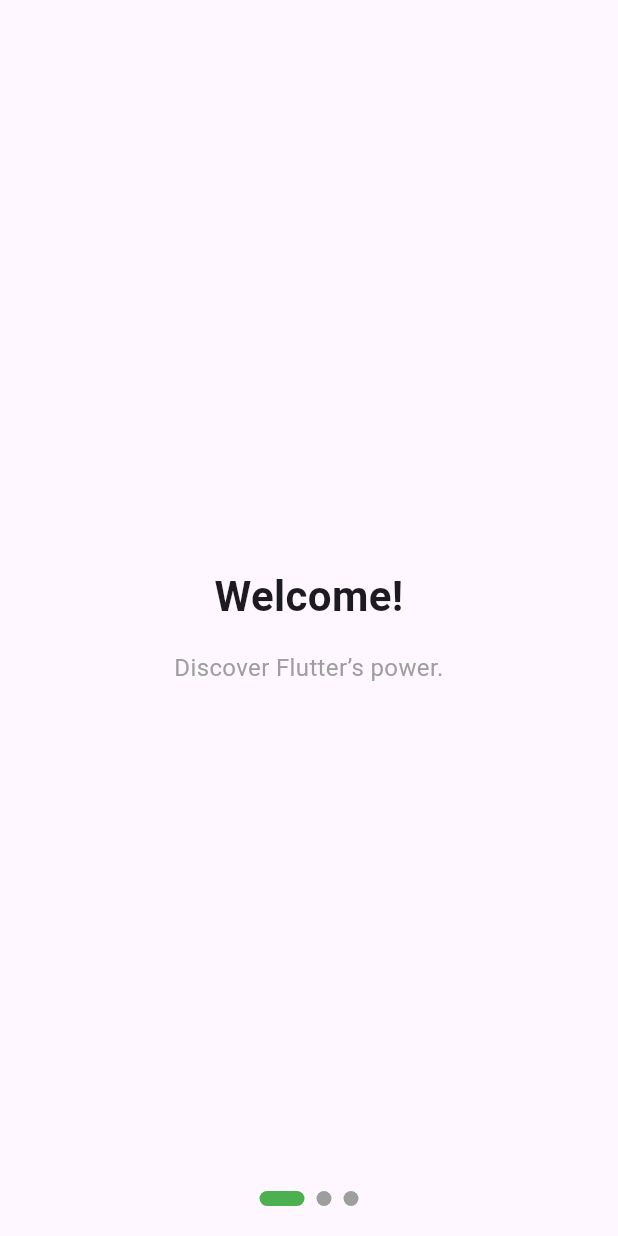
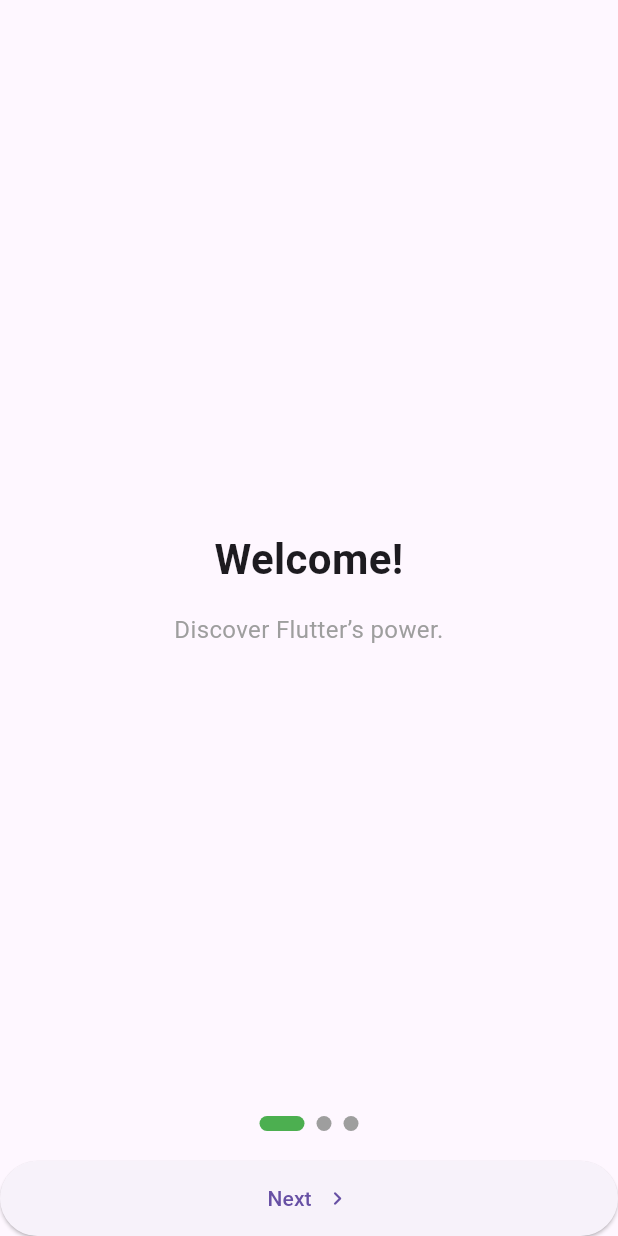
Before and after one commit to XyrelTenz/Library-Management-System, a Flutter app: the screen it shows after launch, on a phone screen of 412 x 824 dp. Run offline on Flutter 3.47's test engine with Material 3 defaults, Android fonts, the phone set to English and light mode, and no system bars; drawn by our look-alikes of smooth_page_indicator.

Commit message:
Implementing BoardingPage

```diff
--- a/lib/screens/onboarding/onboarding_screen.dart
+++ b/lib/screens/onboarding/onboarding_screen.dart
@@ -47,6 +47,38 @@ class _OnboardingScreenState extends State<OnboardingScreen> {
           OnboardingIndicator(controller: _controller, count: 3),
 
           const SizedBox(height: 20),
+          ElevatedButton(
+            onPressed: () {
+              if (isLastPage) {
+                // navigate to home, login, etc.
+                Navigator.pushReplacement(
+                  context,
+                  MaterialPageRoute(builder: (_) => const Placeholder()),
+                );
+              } else {
+                _controller.nextPage(
+                  duration: const Duration(milliseconds: 400),
+                  curve: Curves.easeInOut,
+                );
+              }
+            },
+            style: ElevatedButton.styleFrom(
+              minimumSize: const Size(double.infinity, 50),
+            ),
+            child: Row(
+              mainAxisAlignment: MainAxisAlignment.center,
+              children: [
+                Text(isLastPage ? "Get Started" : "Next"),
+                const SizedBox(width: 8),
+                // 👇 Show different icons based on isLastPage
+                Icon(
+                  isLastPage
+                      ? Icons.arrow_forward_ios_rounded
+                      : Icons.navigate_next_rounded,
+                ),
+              ],
+            ),
+          ),
         ],
       ),
     );
```
